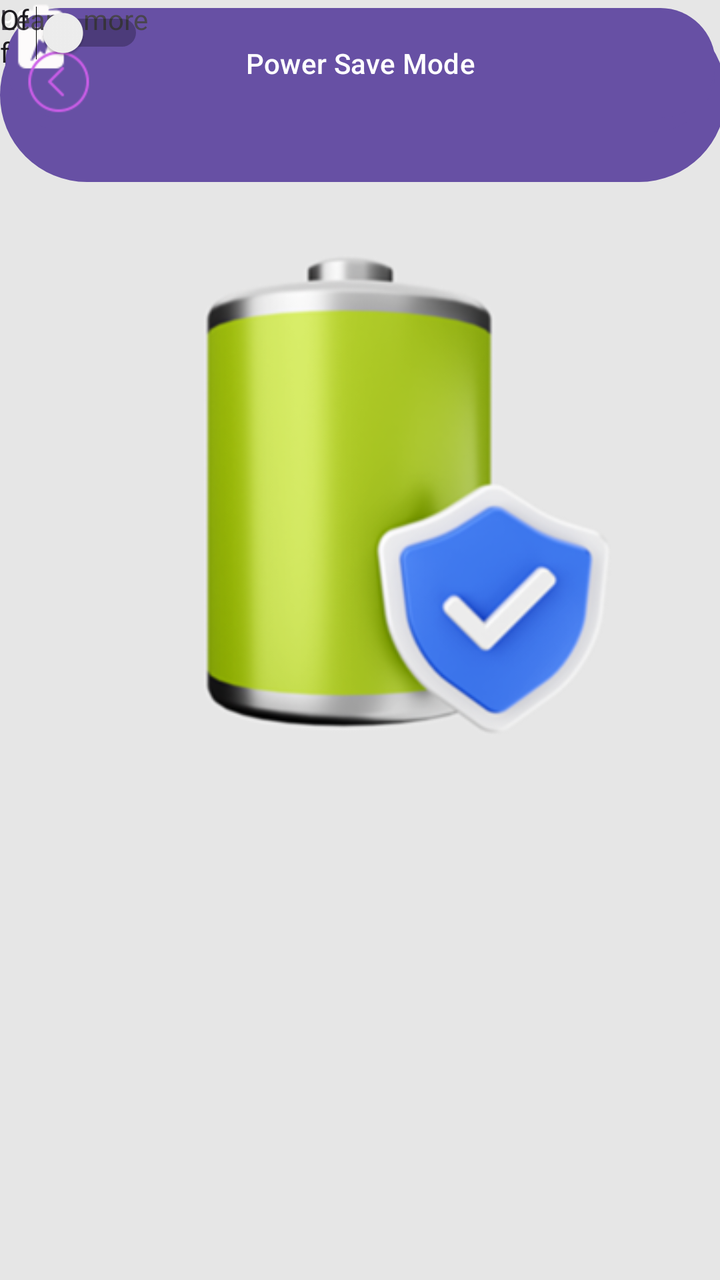
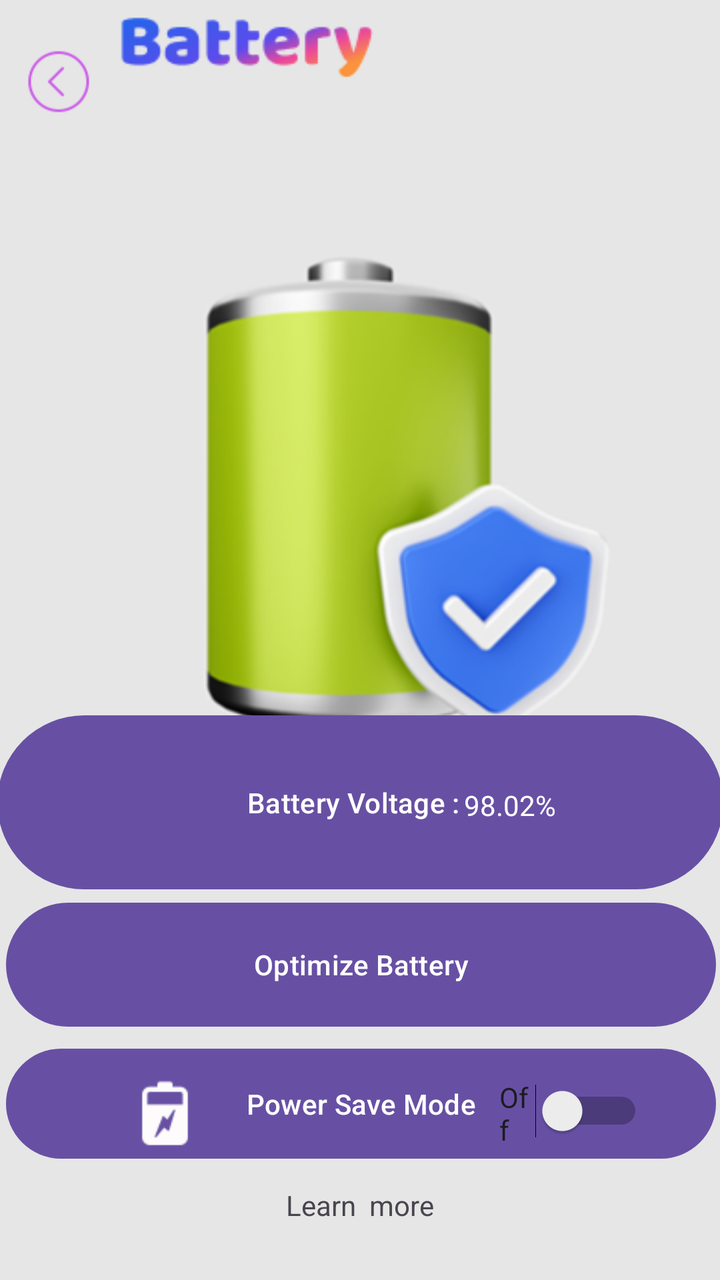

The first picture is an Android layout as it rendered before a commit; the second is the same layout after the commit. The layout source and the unified diff follow.
<!-- AndroidManifest.xml: application theme Theme.HelloJavaApp -->
<!-- res/layout/fuel_chargin_battery.xml -->
<?xml version="1.0" encoding="utf-8"?>
<androidx.constraintlayout.widget.ConstraintLayout xmlns:android="http://schemas.android.com/apk/res/android"
    xmlns:app="http://schemas.android.com/apk/res-auto"
    xmlns:tools="http://schemas.android.com/tools"
    android:layout_width="match_parent"
    android:layout_height="match_parent">

    <ImageView
        android:id="@+id/imageView51"
        android:layout_width="598dp"
        android:layout_height="877dp"
        app:layout_constraintBottom_toBottomOf="parent"
        app:layout_constraintEnd_toEndOf="parent"
        app:layout_constraintHorizontal_bias="0.502"
        app:layout_constraintStart_toStartOf="parent"
        app:layout_constraintTop_toTopOf="parent"
        app:layout_constraintVertical_bias="0.232"
        app:srcCompat="@drawable/fuel_chargin_battery" />

    <Button
        android:id="@+id/btnVoltage"
        android:layout_width="363dp"
        android:layout_height="95dp"
        android:text="Battery Voltage :  "
        tools:ignore="MissingConstraints"
        tools:layout_editor_absoluteX="24dp"
        tools:layout_editor_absoluteY="404dp" />

    <TextView
        android:id="@+id/txtVoltage"
        android:layout_width="wrap_content"
        android:layout_height="wrap_content"
        android:textColor="@color/white"
        android:text="98.02%"
        tools:layout_editor_absoluteX="268dp"
        tools:layout_editor_absoluteY="444dp"
        tools:ignore="MissingConstraints" />

    <Button
        android:id="@+id/btnOptimize"
        android:layout_width="355dp"
        android:layout_height="70dp"
        android:text="Optimize Battery"
        app:layout_constraintEnd_toEndOf="parent"
        app:layout_constraintStart_toStartOf="parent"
        tools:ignore="MissingConstraints"
        tools:layout_editor_absoluteY="522dp" />

    <Button
        android:id="@+id/btnPowerSave"
        android:layout_width="355dp"
        android:layout_height="63dp"
        android:text="Power Save Mode"
        app:layout_constraintEnd_toEndOf="parent"
        app:layout_constraintStart_toStartOf="parent"
        tools:layout_editor_absoluteY="607dp"
        tools:ignore="MissingConstraints" />

    <ImageView
        android:id="@+id/imageView52"
        android:layout_width="41dp"
        android:layout_height="38dp"
        app:srcCompat="@drawable/icons8_battery_50__2_"
        tools:layout_editor_absoluteX="60dp"
        tools:layout_editor_absoluteY="620dp"
        tools:ignore="MissingConstraints" />

    <TextView
        android:id="@+id/txtLearnMore"
        android:layout_width="wrap_content"
        android:layout_height="wrap_content"
        android:text="Learn  more"
        tools:layout_editor_absoluteX="158dp"
        tools:layout_editor_absoluteY="683dp"
        tools:ignore="MissingConstraints" />

    <ImageView
        android:id="@+id/imageView55"
        android:layout_width="40dp"
        android:layout_height="33dp"
        app:layout_constraintBottom_toBottomOf="parent"
        app:layout_constraintEnd_toEndOf="parent"
        app:layout_constraintHorizontal_bias="0.029"
        app:layout_constraintStart_toStartOf="parent"
        app:layout_constraintTop_toTopOf="parent"
        app:layout_constraintVertical_bias="0.04"
        app:srcCompat="@drawable/icons8_back_50" />

    <Switch
        android:id="@+id/switchPowerSave"
        android:layout_width="72dp"
        android:layout_height="33dp"
        android:text="Off"
        tools:ignore="MissingConstraints"
        tools:layout_editor_absoluteX="286dp"
        tools:layout_editor_absoluteY="625dp" />

</androidx.constraintlayout.widget.ConstraintLayout>
<!-- resources referenced by this layout -->
<resources>
  <color name="white">#FFFFFF</color>
  <!-- drawable fuel_chargin_battery: png bitmap (drawable, 56553 bytes) -->
  <!-- drawable icons8_back_50: png bitmap (drawable, 1254 bytes) -->
  <!-- drawable icons8_battery_50__2_: png bitmap (drawable, 649 bytes) -->
  <style name="Theme.HelloJavaApp" parent="Theme.Material3.Light.NoActionBar">
          <item name="android:statusBarColor">?attr/colorPrimary</item>
          <item name="android:navigationBarColor">?attr/colorSurface</item>
      </style>
</resources>

<!-- the commit's change to res/layout/fuel_chargin_battery.xml (unified diff, before → after) -->
@@ -22,18 +22,26 @@
         android:layout_width="363dp"
         android:layout_height="95dp"
         android:text="Battery Voltage :  "
-        tools:ignore="MissingConstraints"
-        tools:layout_editor_absoluteX="24dp"
-        tools:layout_editor_absoluteY="404dp" />
+        app:layout_constraintBottom_toBottomOf="parent"
+        app:layout_constraintEnd_toEndOf="parent"
+        app:layout_constraintHorizontal_bias="0.666"
+        app:layout_constraintStart_toStartOf="parent"
+        app:layout_constraintTop_toTopOf="parent"
+        app:layout_constraintVertical_bias="0.649"
+        tools:ignore="MissingConstraints" />
 
     <TextView
         android:id="@+id/txtVoltage"
         android:layout_width="wrap_content"
         android:layout_height="wrap_content"
+        android:text="98.02%"
         android:textColor="@color/white"
-        android:text="98.02%"
-        tools:layout_editor_absoluteX="268dp"
-        tools:layout_editor_absoluteY="444dp"
+        app:layout_constraintBottom_toBottomOf="parent"
+        app:layout_constraintEnd_toEndOf="parent"
+        app:layout_constraintHorizontal_bias="0.739"
+        app:layout_constraintStart_toStartOf="parent"
+        app:layout_constraintTop_toTopOf="parent"
+        app:layout_constraintVertical_bias="0.633"
         tools:ignore="MissingConstraints" />
 
     <Button
@@ -41,28 +49,38 @@
         android:layout_width="355dp"
         android:layout_height="70dp"
         android:text="Optimize Battery"
+        app:layout_constraintBottom_toBottomOf="parent"
         app:layout_constraintEnd_toEndOf="parent"
+        app:layout_constraintHorizontal_bias="0.571"
         app:layout_constraintStart_toStartOf="parent"
-        tools:ignore="MissingConstraints"
-        tools:layout_editor_absoluteY="522dp" />
+        app:layout_constraintTop_toTopOf="parent"
+        app:layout_constraintVertical_bias="0.785"
+        tools:ignore="MissingConstraints" />
 
     <Button
         android:id="@+id/btnPowerSave"
         android:layout_width="355dp"
         android:layout_height="63dp"
         android:text="Power Save Mode"
+        app:layout_constraintBottom_toBottomOf="parent"
         app:layout_constraintEnd_toEndOf="parent"
+        app:layout_constraintHorizontal_bias="0.571"
         app:layout_constraintStart_toStartOf="parent"
-        tools:layout_editor_absoluteY="607dp"
+        app:layout_constraintTop_toTopOf="parent"
+        app:layout_constraintVertical_bias="0.902"
         tools:ignore="MissingConstraints" />
 
     <ImageView
         android:id="@+id/imageView52"
         android:layout_width="41dp"
         android:layout_height="38dp"
+        app:layout_constraintBottom_toBottomOf="parent"
+        app:layout_constraintEnd_toEndOf="parent"
+        app:layout_constraintHorizontal_bias="0.194"
+        app:layout_constraintStart_toStartOf="parent"
+        app:layout_constraintTop_toTopOf="parent"
+        app:layout_constraintVertical_bias="0.894"
         app:srcCompat="@drawable/icons8_battery_50__2_"
-        tools:layout_editor_absoluteX="60dp"
-        tools:layout_editor_absoluteY="620dp"
         tools:ignore="MissingConstraints" />
 
     <TextView
@@ -70,8 +88,11 @@
         android:layout_width="wrap_content"
         android:layout_height="wrap_content"
         android:text="Learn  more"
-        tools:layout_editor_absoluteX="158dp"
-        tools:layout_editor_absoluteY="683dp"
+        app:layout_constraintBottom_toBottomOf="parent"
+        app:layout_constraintEnd_toEndOf="parent"
+        app:layout_constraintStart_toStartOf="parent"
+        app:layout_constraintTop_toTopOf="parent"
+        app:layout_constraintVertical_bias="0.955"
         tools:ignore="MissingConstraints" />
 
     <ImageView
@@ -91,8 +112,12 @@
         android:layout_width="72dp"
         android:layout_height="33dp"
         android:text="Off"
-        tools:ignore="MissingConstraints"
-        tools:layout_editor_absoluteX="286dp"
-        tools:layout_editor_absoluteY="625dp" />
+        app:layout_constraintBottom_toBottomOf="parent"
+        app:layout_constraintEnd_toEndOf="parent"
+        app:layout_constraintHorizontal_bias="0.867"
+        app:layout_constraintStart_toStartOf="parent"
+        app:layout_constraintTop_toTopOf="parent"
+        app:layout_constraintVertical_bias="0.888"
+        tools:ignore="MissingConstraints" />
 
 </androidx.constraintlayout.widget.ConstraintLayout>
